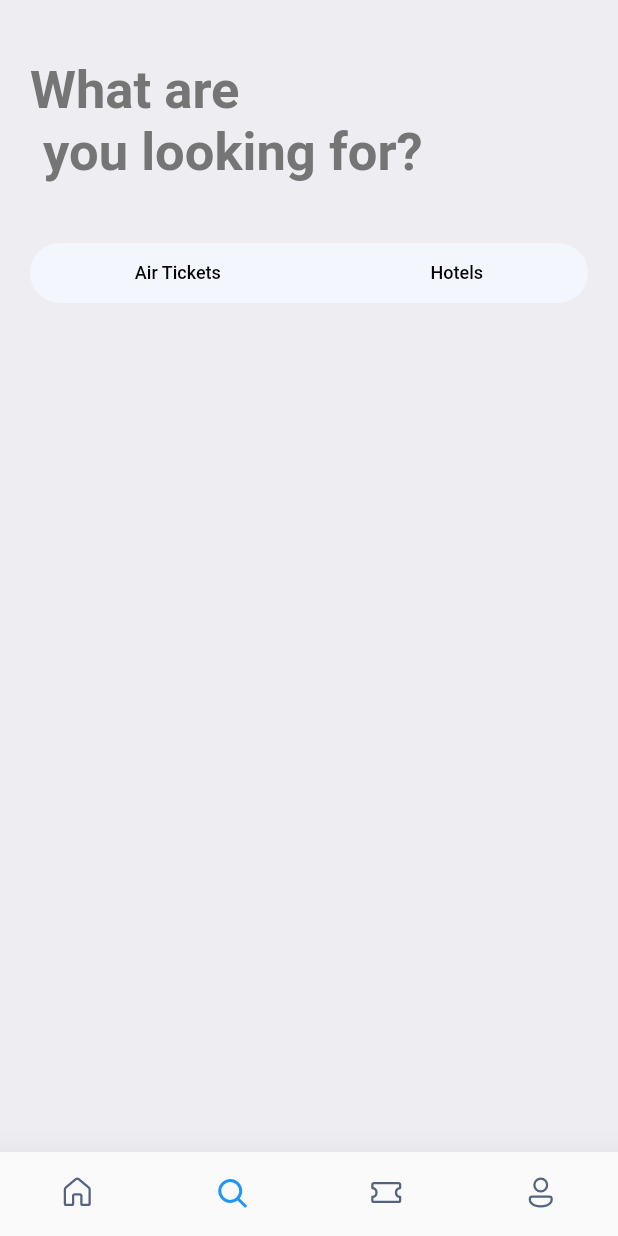
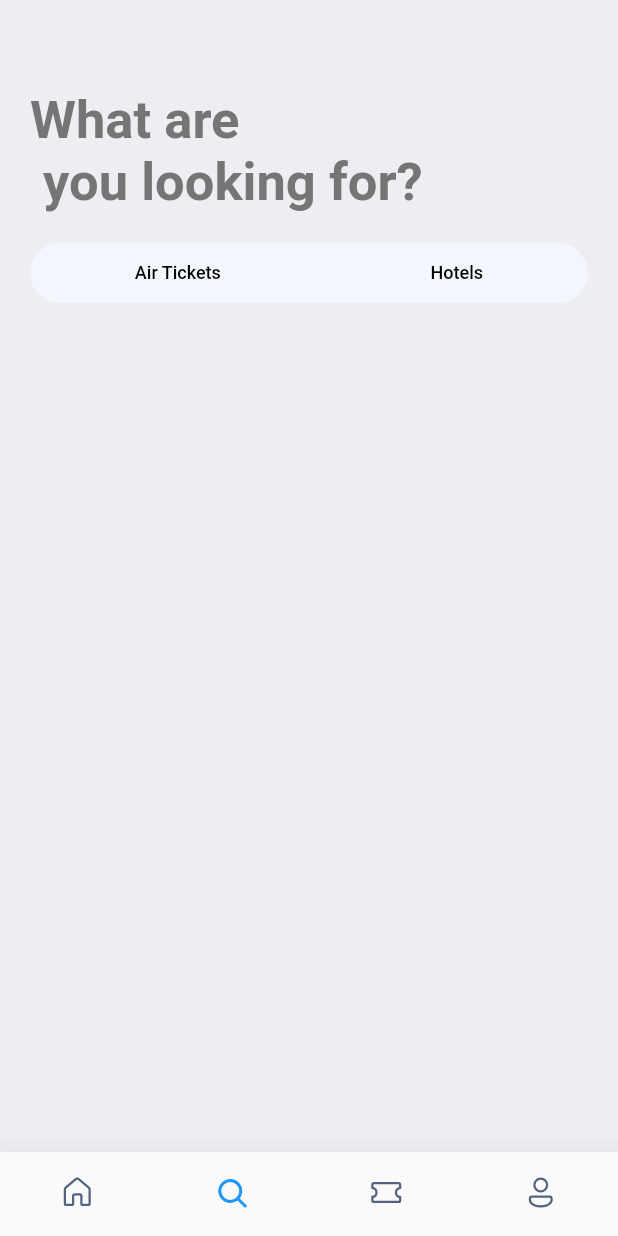
Before and after one commit to Willan0/ticket_aeroplane, a Flutter app: the screen it shows after launch, item 2 of the bottom bar chosen, on a phone screen of 412 x 824 dp. Run offline on Flutter 3.47's test engine with Material 2 defaults, Android fonts, the phone set to English and light mode, and no system bars; our stand-ins replace fluentui_icons, gap, get.

Commit message:
ticket_aeroplane

```diff
--- a/lib/screen/search_screen.dart
+++ b/lib/screen/search_screen.dart
@@ -13,17 +13,16 @@ class Search extends StatelessWidget {
     return Scaffold(
       backgroundColor: Style.bgColor,
       body: ListView(
+        padding: EdgeInsets.symmetric(horizontal: AppLayout.getWidth(20),vertical: AppLayout.getHeight(20)),
         children: [
           Gap(AppLayout.getHeight(40)),
           Container(
-            margin: EdgeInsets.only(left: AppLayout.getWidth(20)),
             child: Text('What are\n you looking for?',
               style: Style.headingLineStyle1.copyWith(fontSize: 35,color: Colors.grey.shade600),
             ),
           ),
           Gap(AppLayout.getHeight(20)),
           Container(
-            margin: const EdgeInsets.all(20),
             decoration: BoxDecoration(
               borderRadius: BorderRadius.circular(AppLayout.getHeight(20)),
               color: const Color(0xfff4f6fd)
```
